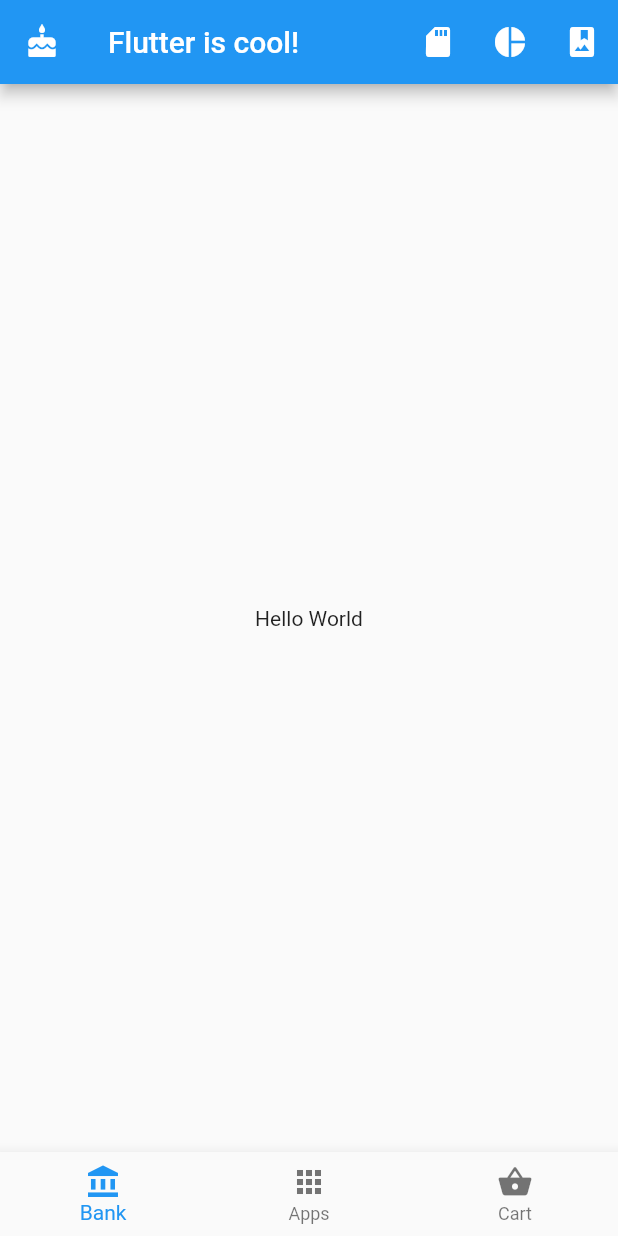
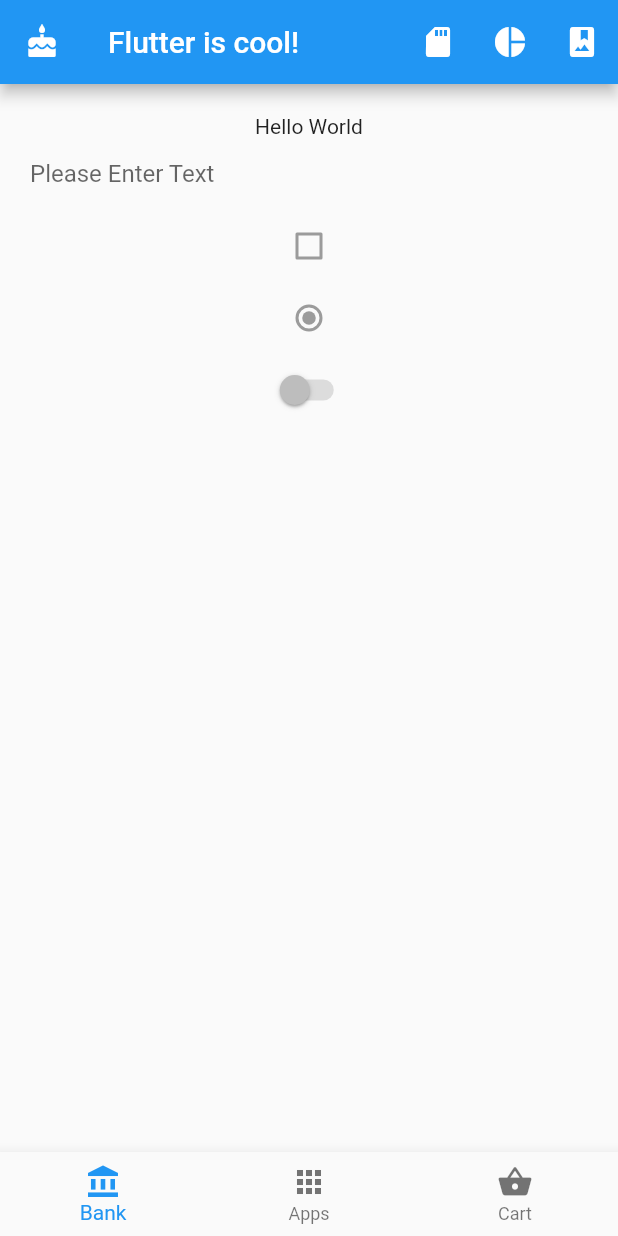
Before and after one commit to tdoug19/FlutterFirebaseCourse, a Flutter app: the screen it shows after launch, on a phone screen of 412 x 824 dp. Run offline on Flutter 3.47's test engine with Material 2 defaults, Android fonts, the phone set to English and light mode, and no system bars.

Commit message:
section 13 InputFields and selctors

```diff
--- a/l02_s09/lib/main.dart
+++ b/l02_s09/lib/main.dart
@@ -48,8 +48,32 @@ class MyApp extends StatelessWidget {
               ),
             ]
         ),
-        body: new Center(
-          child: new Text('Hello World'),
+        body: new Container(
+          padding: new EdgeInsets.all(20.0),
+          child: new Column(
+            children: [
+              new Text("Hello World"),
+              new TextField(
+                decoration: new InputDecoration(
+                  border: InputBorder.none,
+                  hintText: 'Please Enter Text'
+                ),
+              ),
+              new Checkbox(
+                  value: false,
+                  onChanged: null,
+              ),
+              new Radio<int>(
+                value: 0,
+                groupValue: 0,
+                onChanged: null,
+              ),
+              new Switch(
+                value: false,
+                onChanged: null,
+              ),
+            ],
+          ),
         ),
       ),
     );
```
